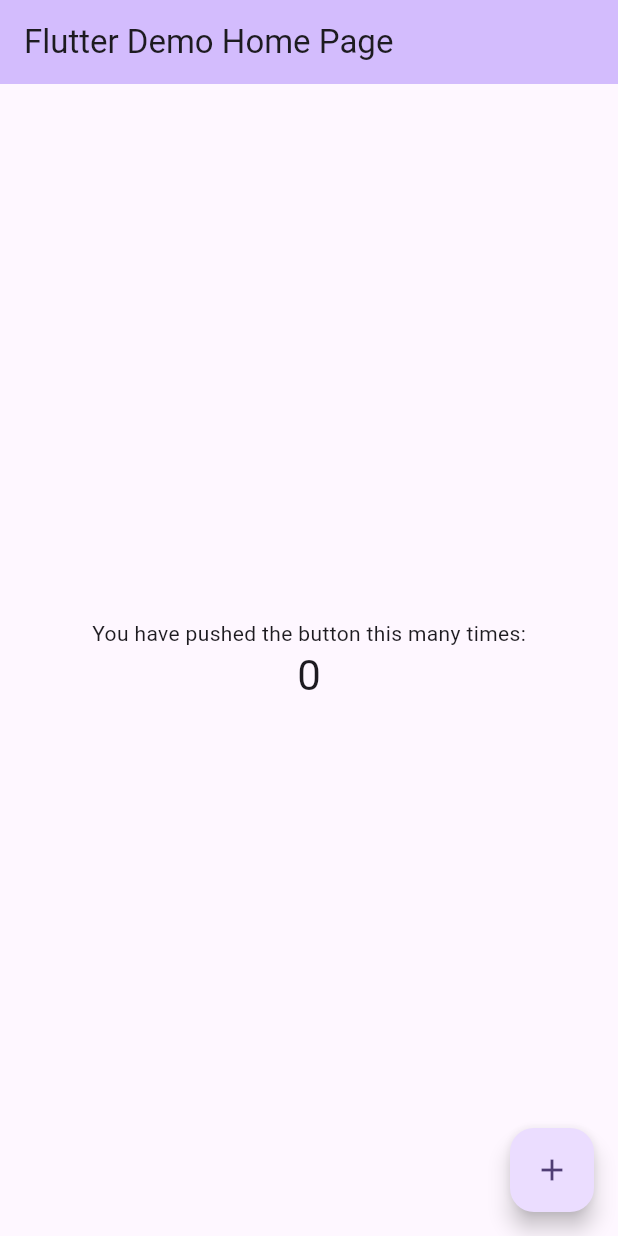
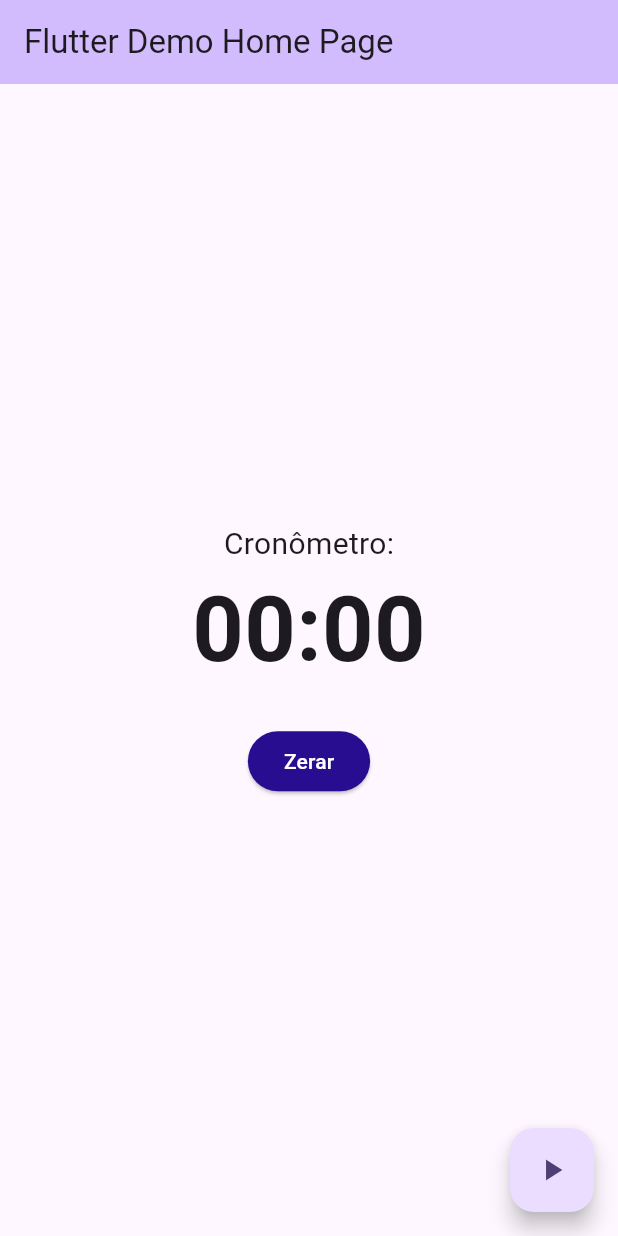
Before and after one commit to Jeferson-Labout/appone, a Flutter app: the screen it shows after launch, on a phone screen of 412 x 824 dp. Run offline on Flutter 3.47's test engine with Material 2 defaults, Android fonts, the phone set to English and light mode, and no system bars.

Commit message:
commit final

```diff
--- a/lib/main.dart
+++ b/lib/main.dart
@@ -5,29 +5,13 @@ void main() {
 }
 
 class MyApp extends StatelessWidget {
-  const MyApp({super.key});
+  const MyApp({Key? key}) : super(key: key);
 
-  // This widget is the root of your application.
   @override
   Widget build(BuildContext context) {
     return MaterialApp(
       title: 'Flutter Demo',
       theme: ThemeData(
-        // This is the theme of your application.
-        //
-        // TRY THIS: Try running your application with "flutter run". You'll see
-        // the application has a blue toolbar. Then, without quitting the app,
-        // try changing the seedColor in the colorScheme below to Colors.green
-        // and then invoke "hot reload" (save your changes or press the "hot
-        // reload" button in a Flutter-supported IDE, or press "r" if you used
-        // the command line to start the app).
-        //
-        // Notice that the counter didn't reset back to zero; the application
-        // state is not lost during the reload. To reset the state, use hot
-        // restart instead.
-        //
-        // This works for code too, not just values: Most code changes can be
-        // tested with just a hot reload.
         colorScheme: ColorScheme.fromSeed(seedColor: Colors.deepPurple),
         useMaterial3: true,
       ),
@@ -37,16 +21,7 @@ class MyApp extends StatelessWidget {
 }
 
 class MyHomePage extends StatefulWidget {
-  const MyHomePage({super.key, required this.title});
-
-  // This widget is the home page of your application. It is stateful, meaning
-  // that it has a State object (defined below) that contains fields that affect
-  // how it looks.
-
-  // This class is the configuration for the state. It holds the values (in this
-  // case the title) provided by the parent (in this case the App widget) and
-  // used by the build method of the State. Fields in a Widget subclass are
-  // always marked "final".
+  const MyHomePage({Key? key, required this.title}) : super(key: key);
 
   final String title;
 
@@ -55,71 +30,96 @@ class MyHomePage extends StatefulWidget {
 }
 
 class _MyHomePageState extends State<MyHomePage> {
-  int _counter = 0;
+  bool _isRunning = false;
+  late DateTime _startTime;
+  late Duration _elapsedTime;
+  late String _timerText;
 
-  void _incrementCounter() {
+  @override
+  void initState() {
+    super.initState();
+    _elapsedTime = Duration.zero;
+    _timerText = _formatDuration(_elapsedTime);
+  }
+
+  void _toggleTimer() {
     setState(() {
-      // This call to setState tells the Flutter framework that something has
-      // changed in this State, which causes it to rerun the build method below
-      // so that the display can reflect the updated values. If we changed
-      // _counter without calling setState(), then the build method would not be
-      // called again, and so nothing would appear to happen.
-      _counter++;
+      if (_isRunning) {
+        _elapsedTime = DateTime.now().difference(_startTime);
+      } else {
+        _startTime = DateTime.now().subtract(_elapsedTime);
+      }
+      _isRunning = !_isRunning;
+
+      // Iniciar o loop de atualização do cronômetro
+      _updateTimer();
     });
+  }
+
+  void _resetTimer() {
+    setState(() {
+      _elapsedTime = Duration.zero;
+      _timerText = _formatDuration(_elapsedTime);
+    });
+  }
+
+  void _updateTimer() {
+    if (_isRunning) {
+      setState(() {
+        _timerText = _formatDuration(DateTime.now().difference(_startTime));
+      });
+
+      Future.delayed(const Duration(seconds: 1), _updateTimer);
+    }
+  }
+
+  String _formatDuration(Duration duration) {
+    return '${duration.inMinutes.toString().padLeft(2, '0')}:${(duration.inSeconds % 60).toString().padLeft(2, '0')}';
   }
 
   @override
   Widget build(BuildContext context) {
-    // This method is rerun every time setState is called, for instance as done
-    // by the _incrementCounter method above.
-    //
-    // The Flutter framework has been optimized to make rerunning build methods
-    // fast, so that you can just rebuild anything that needs updating rather
-    // than having to individually change instances of widgets.
     return Scaffold(
       appBar: AppBar(
-        // TRY THIS: Try changing the color here to a specific color (to
-        // Colors.amber, perhaps?) and trigger a hot reload to see the AppBar
-        // change color while the other colors stay the same.
         backgroundColor: Theme.of(context).colorScheme.inversePrimary,
-        // Here we take the value from the MyHomePage object that was created by
-        // the App.build method, and use it to set our appbar title.
         title: Text(widget.title),
       ),
       body: Center(
-        // Center is a layout widget. It takes a single child and positions it
-        // in the middle of the parent.
         child: Column(
-          // Column is also a layout widget. It takes a list of children and
-          // arranges them vertically. By default, it sizes itself to fit its
-          // children horizontally, and tries to be as tall as its parent.
-          //
-          // Column has various properties to control how it sizes itself and
-          // how it positions its children. Here we use mainAxisAlignment to
-          // center the children vertically; the main axis here is the vertical
-          // axis because Columns are vertical (the cross axis would be
-          // horizontal).
-          //
-          // TRY THIS: Invoke "debug painting" (choose the "Toggle Debug Paint"
-          // action in the IDE, or press "p" in the console), to see the
-          // wireframe for each widget.
           mainAxisAlignment: MainAxisAlignment.center,
           children: <Widget>[
-            const Text(
-              'You have pushed the button this many times:',
+            Text(
+              'Cronômetro:',
+              style: TextStyle(fontSize: 20),
             ),
             Text(
-              '$_counter',
-              style: Theme.of(context).textTheme.headlineMedium,
+              _timerText,
+              style: TextStyle(fontSize: 60, fontWeight: FontWeight.bold),
             ),
+            const SizedBox(height: 20),
+            if (!_isRunning)
+              ElevatedButton(
+                onPressed: _resetTimer,
+                style: ElevatedButton.styleFrom(
+                  primary: Color.fromARGB(
+                      255, 41, 13, 145), // Definir a cor vermelha
+                ),
+                child: Text(
+                  'Zerar',
+                  style: TextStyle(
+                      color: Colors.white), // Definir cor do texto como branco
+                ),
+              ),
           ],
         ),
       ),
       floatingActionButton: FloatingActionButton(
-        onPressed: _incrementCounter,
-        tooltip: 'Increment',
-        child: const Icon(Icons.add),
-      ), // This trailing comma makes auto-formatting nicer for build methods.
+        onPressed: () {
+          _toggleTimer();
+        },
+        tooltip: 'Toggle Timer',
+        child: Icon(_isRunning ? Icons.pause : Icons.play_arrow),
+      ),
     );
   }
 }
```
